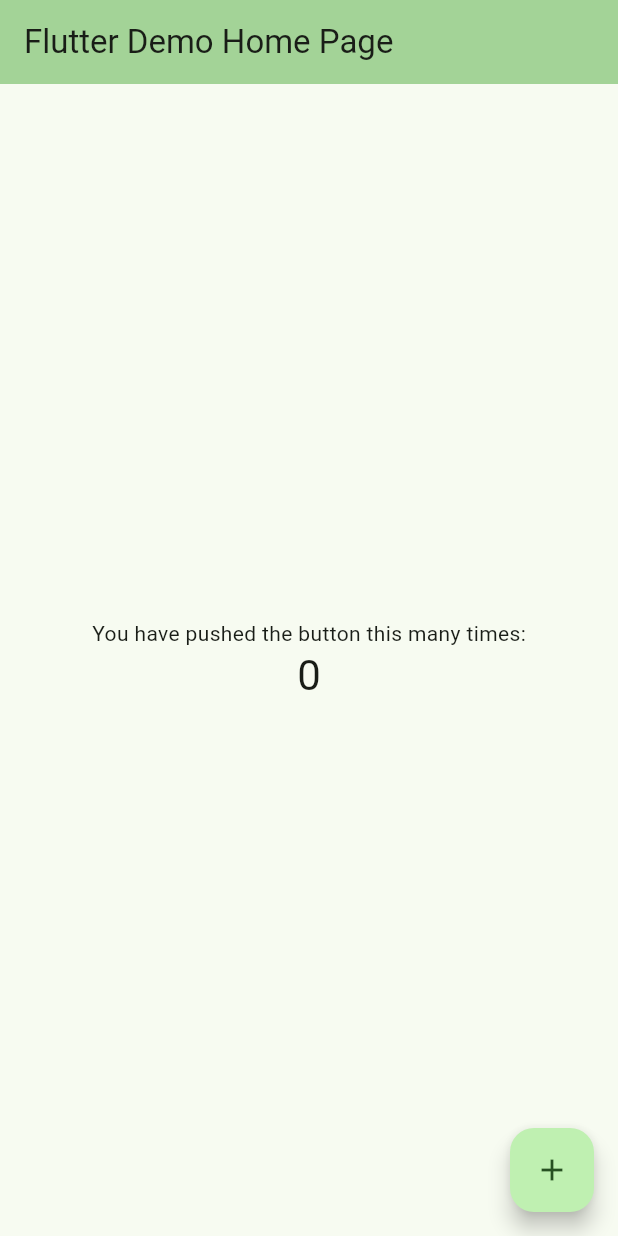
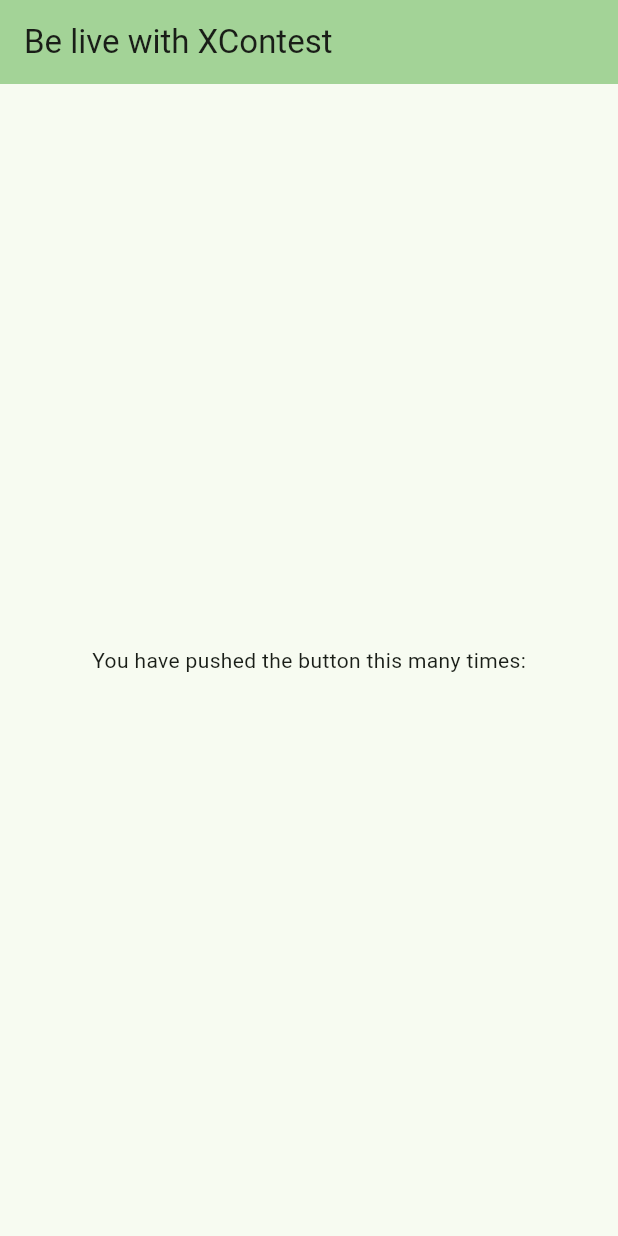
Before and after one commit to Djang0/xc-live, a Flutter app: the screen it shows after launch, on a phone screen of 412 x 824 dp. Run offline on Flutter 3.47's test engine with Material 3 defaults, Android fonts, the phone set to English and light mode, and no system bars.

Commit message:
cleanup counter usage

```diff
--- a/lib/main.dart
+++ b/lib/main.dart
@@ -7,49 +7,22 @@ void main() {
 class MyApp extends StatelessWidget {
   const MyApp({super.key});
 
-  // This widget is the root of your application.
   @override
   Widget build(BuildContext context) {
     return MaterialApp(
-      title: 'Flutter Demo',
+      title: 'XC-Live',
       theme: ThemeData(
-        // This is the theme of your application.
-        //
-        // TRY THIS: Try running your application with "flutter run". You'll see
-        // the application has a purple toolbar. Then, without quitting the app,
-        // try changing the seedColor in the colorScheme below to Colors.green
-        // and then invoke "hot reload" (save your changes or press the "hot
-        // reload" button in a Flutter-supported IDE, or press "r" if you used
-        // the command line to start the app).
-        //
-        // Notice that the counter didn't reset back to zero; the application
-        // state is not lost during the reload. To reset the state, use hot
-        // restart instead.
-        //
-        // This works for code too, not just values: Most code changes can be
-        // tested with just a hot reload.
-        colorScheme: ColorScheme.fromSeed(seedColor: Color.fromARGB(255, 24, 166, 34)),
+        colorScheme: ColorScheme.fromSeed(seedColor: const Color.fromARGB(255, 24, 166, 34)),
         useMaterial3: true,
       ),
-      home: const MyHomePage(title: 'Flutter Demo Home Page'),
+      home: const MyHomePage(title: 'Be live with XContest'),
     );
   }
 }
 
 class MyHomePage extends StatefulWidget {
   const MyHomePage({super.key, required this.title});
-
-  // This widget is the home page of your application. It is stateful, meaning
-  // that it has a State object (defined below) that contains fields that affect
-  // how it looks.
-
-  // This class is the configuration for the state. It holds the values (in this
-  // case the title) provided by the parent (in this case the App widget) and
-  // used by the build method of the State. Fields in a Widget subclass are
-  // always marked "final".
-
   final String title;
-
   @override
   State<MyHomePage> createState() => _MyHomePageState();
 }
@@ -59,67 +32,36 @@ class _MyHomePageState extends State<MyHomePage> {
 
   void _incrementCounter() {
     setState(() {
-      // This call to setState tells the Flutter framework that something has
-      // changed in this State, which causes it to rerun the build method below
-      // so that the display can reflect the updated values. If we changed
-      // _counter without calling setState(), then the build method would not be
-      // called again, and so nothing would appear to happen.
       _counter++;
     });
   }
 
   @override
   Widget build(BuildContext context) {
-    // This method is rerun every time setState is called, for instance as done
-    // by the _incrementCounter method above.
-    //
-    // The Flutter framework has been optimized to make rerunning build methods
-    // fast, so that you can just rebuild anything that needs updating rather
-    // than having to individually change instances of widgets.
     return Scaffold(
       appBar: AppBar(
-        // TRY THIS: Try changing the color here to a specific color (to
-        // Colors.amber, perhaps?) and trigger a hot reload to see the AppBar
-        // change color while the other colors stay the same.
         backgroundColor: Theme.of(context).colorScheme.inversePrimary,
-        // Here we take the value from the MyHomePage object that was created by
-        // the App.build method, and use it to set our appbar title.
         title: Text(widget.title),
       ),
-      body: Center(
-        // Center is a layout widget. It takes a single child and positions it
-        // in the middle of the parent.
+      body: const Center(
         child: Column(
-          // Column is also a layout widget. It takes a list of children and
-          // arranges them vertically. By default, it sizes itself to fit its
-          // children horizontally, and tries to be as tall as its parent.
-          //
-          // Column has various properties to control how it sizes itself and
-          // how it positions its children. Here we use mainAxisAlignment to
-          // center the children vertically; the main axis here is the vertical
-          // axis because Columns are vertical (the cross axis would be
-          // horizontal).
-          //
-          // TRY THIS: Invoke "debug painting" (choose the "Toggle Debug Paint"
-          // action in the IDE, or press "p" in the console), to see the
-          // wireframe for each widget.
           mainAxisAlignment: MainAxisAlignment.center,
           children: <Widget>[
-            const Text(
+            Text(
               'You have pushed the button this many times:',
             ),
-            Text(
+            /* Text(
               '$_counter',
               style: Theme.of(context).textTheme.headlineMedium,
-            ),
+            ), */
           ],
         ),
       ),
-      floatingActionButton: FloatingActionButton(
+      /* floatingActionButton: FloatingActionButton(
         onPressed: _incrementCounter,
         tooltip: 'Increment',
         child: const Icon(Icons.add),
-      ), // This trailing comma makes auto-formatting nicer for build methods.
+      ),  */
     );
   }
 }
```
